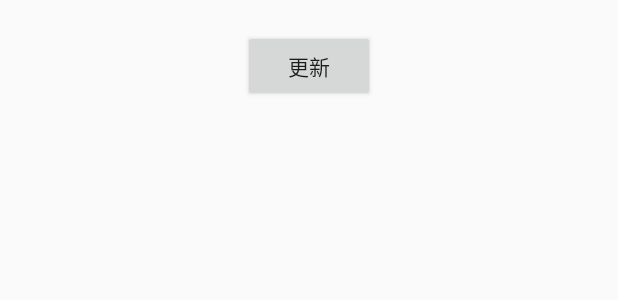
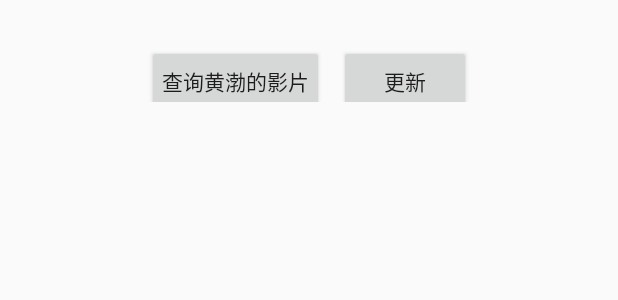
Before and after one commit to sunrise10/RetrofitEngine, an Android app: the layout activity_main.xml on its own in the app's theme, with its tools: preview values and no code run, on a phone screen of 412 x 824 dp. Shown: the top 300 px of the screen. Run offline under Robolectric (Android 15) with nearby library versions, the phone set to English and light mode, and no system bars.

Commit message:
增加更新功能

```diff
--- a/app/src/main/res/layout/activity_main.xml
+++ b/app/src/main/res/layout/activity_main.xml
@@ -3,6 +3,12 @@
     android:layout_width="match_parent"
     android:layout_height="match_parent"
     android:orientation="vertical">
+
+    <LinearLayout
+        android:layout_width="match_parent"
+        android:layout_height="wrap_content"
+        android:gravity="center"
+        android:orientation="horizontal">
 
         <Button
             android:id="@+id/bt"
@@ -11,7 +17,19 @@
             android:layout_gravity="center"
             android:layout_marginTop="20dp"
             android:padding="10dp"
+            android:text="查询黄渤的影片" />
+
+        <Button
+            android:id="@+id/bt1"
+            android:layout_width="wrap_content"
+            android:layout_height="wrap_content"
+            android:layout_gravity="center"
+            android:layout_marginLeft="10dp"
+            android:layout_marginTop="20dp"
+            android:padding="10dp"
             android:text="更新" />
+
+    </LinearLayout>
 
     <ScrollView
         android:layout_width="match_parent"
```
Also changed, not shown: app/src/main/java/com/example/yf/retrofitengine/MainActivity.java (+30 -0 lines), app/src/main/java/com/example/yf/retrofitengine/net/util/FileDownLoadProgressEvent.java (+2 -12 lines), app/src/main/java/com/example/yf/retrofitengine/net/util/FileDownloadResponseBody.java (+9 -3 lines), app/src/main/java/com/example/yf/retrofitengine/net/util/UpdateUtil.java (+24 -26 lines), 1 other file. Lines whose indentation alone changed are shown as unchanged.
